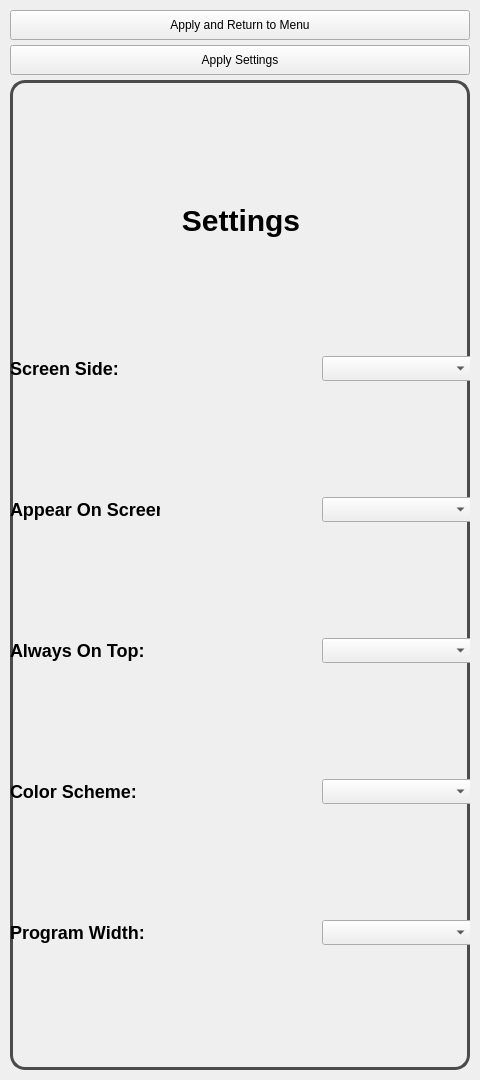
Old version of the form settings.ui in the repository JforJake/GameLauncher.
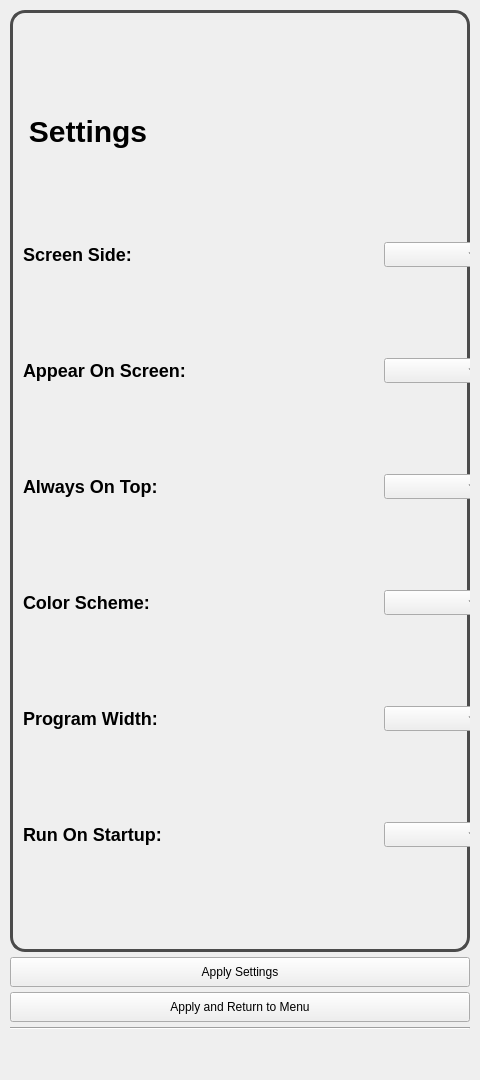
New version of the form.

Patch:
```diff
--- a/settings.ui
+++ b/settings.ui
@@ -12,14 +12,14 @@
   </property>
   <property name="minimumSize">
    <size>
-    <width>480</width>
-    <height>1080</height>
+    <width>360</width>
+    <height>720</height>
    </size>
   </property>
   <property name="maximumSize">
    <size>
-    <width>480</width>
-    <height>16777215</height>
+    <width>720</width>
+    <height>10000</height>
    </size>
   </property>
   <property name="windowTitle">
@@ -41,68 +41,17 @@
    <property name="bottomMargin">
     <number>10</number>
    </property>
-   <item>
-    <widget class="QPushButton" name="BackButton">
-     <property name="sizePolicy">
-      <sizepolicy hsizetype="Maximum" vsizetype="Fixed">
-       <horstretch>0</horstretch>
-       <verstretch>0</verstretch>
-      </sizepolicy>
-     </property>
-     <property name="minimumSize">
-      <size>
-       <width>460</width>
-       <height>30</height>
-      </size>
-     </property>
-     <property name="maximumSize">
-      <size>
-       <width>460</width>
-       <height>30</height>
-      </size>
-     </property>
-     <property name="styleSheet">
-      <string notr="true">background-color: palette(Button);\ncolor: palette(ButtonText);</string>
-     </property>
-     <property name="text">
-      <string>Apply and Return to Menu</string>
-     </property>
-    </widget>
-   </item>
-   <item>
-    <widget class="QPushButton" name="ApplyButton">
-     <property name="minimumSize">
-      <size>
-       <width>460</width>
-       <height>30</height>
-      </size>
-     </property>
-     <property name="maximumSize">
-      <size>
-       <width>460</width>
-       <height>30</height>
-      </size>
-     </property>
-     <property name="styleSheet">
-      <string notr="true">background-color: palette(Button);
-color: palette(ButtonText);</string>
-     </property>
-     <property name="text">
-      <string>Apply Settings</string>
-     </property>
-    </widget>
-   </item>
    <item>
     <widget class="QFrame" name="frame">
      <property name="minimumSize">
       <size>
-       <width>460</width>
+       <width>340</width>
        <height>500</height>
       </size>
      </property>
      <property name="maximumSize">
       <size>
-       <width>460</width>
+       <width>700</width>
        <height>16777215</height>
       </size>
      </property>
@@ -124,10 +73,10 @@
      <widget class="QWidget" name="gridLayoutWidget">
       <property name="geometry">
        <rect>
-        <x>0</x>
+        <x>13</x>
         <y>0</y>
-        <width>464</width>
-        <height>991</height>
+        <width>461</width>
+        <height>941</height>
        </rect>
       </property>
       <layout class="QGridLayout" name="gridLayout_2">
@@ -143,43 +92,45 @@
        <property name="bottomMargin">
         <number>10</number>
        </property>
-       <property name="verticalSpacing">
-        <number>6</number>
+       <property name="spacing">
+        <number>0</number>
        </property>
-       <item row="1" column="3">
-        <widget class="QComboBox" name="ScreenSideBox">
+       <item row="4" column="1">
+        <widget class="QComboBox" name="ColorSchemeBox">
          <property name="minimumSize">
           <size>
-           <width>150</width>
+           <width>100</width>
            <height>25</height>
           </size>
          </property>
          <property name="maximumSize">
           <size>
-           <width>150</width>
+           <width>200</width>
            <height>25</height>
           </size>
          </property>
          <property name="styleSheet">
-          <string notr="true">background-color: palette(Button);
-color: palette(ButtonText);</string>
-         </property>
-         <property name="currentText">
-          <string/>
+          <string notr="true"/>
          </property>
         </widget>
        </item>
        <item row="5" column="0">
         <widget class="QLabel" name="ProgramWidthLabel">
+         <property name="sizePolicy">
+          <sizepolicy hsizetype="MinimumExpanding" vsizetype="Preferred">
+           <horstretch>0</horstretch>
+           <verstretch>0</verstretch>
+          </sizepolicy>
+         </property>
          <property name="minimumSize">
           <size>
-           <width>150</width>
+           <width>160</width>
            <height>25</height>
           </size>
          </property>
          <property name="maximumSize">
           <size>
-           <width>150</width>
+           <width>600</width>
            <height>25</height>
           </size>
          </property>
@@ -192,17 +143,61 @@
          </property>
         </widget>
        </item>
+       <item row="5" column="1">
+        <widget class="QComboBox" name="ProgramWidthBox">
+         <property name="minimumSize">
+          <size>
+           <width>100</width>
+           <height>25</height>
+          </size>
+         </property>
+         <property name="maximumSize">
+          <size>
+           <width>200</width>
+           <height>25</height>
+          </size>
+         </property>
+         <property name="styleSheet">
+          <string notr="true"/>
+         </property>
+        </widget>
+       </item>
+       <item row="6" column="1">
+        <widget class="QComboBox" name="StartupBox">
+         <property name="minimumSize">
+          <size>
+           <width>100</width>
+           <height>25</height>
+          </size>
+         </property>
+         <property name="maximumSize">
+          <size>
+           <width>200</width>
+           <height>25</height>
+          </size>
+         </property>
+         <property name="styleSheet">
+          <string notr="true"/>
+         </property>
+        </widget>
+       </item>
        <item row="4" column="0">
         <widget class="QLabel" name="ColorSchemeLabel">
+         <property name="sizePolicy">
+          <sizepolicy hsizetype="MinimumExpanding" vsizetype="Preferred">
+           <horstretch>0</horstretch>
+           <verstretch>0</verstretch>
+          </sizepolicy>
+         </property>
          <property name="minimumSize">
           <size>
-           <width>150</width>
+           <width>160</width>
            <height>25</height>
           </size>
          </property>
          <property name="maximumSize">
           <size>
-           <width>150</width>
+           <width>600</width>
            <height>25</height>
           </size>
          </property>
@@ -215,17 +210,194 @@
          </property>
         </widget>
        </item>
-       <item row="0" column="2">
+       <item row="3" column="0">
+        <widget class="QLabel" name="AlwaysOnTopLabel">
+         <property name="sizePolicy">
+          <sizepolicy hsizetype="MinimumExpanding" vsizetype="Preferred">
+           <horstretch>0</horstretch>
+           <verstretch>0</verstretch>
+          </sizepolicy>
+         </property>
+         <property name="minimumSize">
+          <size>
+           <width>160</width>
+           <height>25</height>
+          </size>
+         </property>
+         <property name="maximumSize">
+          <size>
+           <width>600</width>
+           <height>25</height>
+          </size>
+         </property>
+         <property name="styleSheet">
+          <string notr="true">font-size: 18px;
+font-weight: bold;</string>
+         </property>
+         <property name="text">
+          <string>Always On Top:</string>
+         </property>
+        </widget>
+       </item>
+       <item row="1" column="0">
+        <widget class="QLabel" name="ScreenSideLabel">
+         <property name="sizePolicy">
+          <sizepolicy hsizetype="MinimumExpanding" vsizetype="Preferred">
+           <horstretch>0</horstretch>
+           <verstretch>0</verstretch>
+          </sizepolicy>
+         </property>
+         <property name="minimumSize">
+          <size>
+           <width>160</width>
+           <height>25</height>
+          </size>
+         </property>
+         <property name="maximumSize">
+          <size>
+           <width>600</width>
+           <height>25</height>
+          </size>
+         </property>
+         <property name="styleSheet">
+          <string notr="true">font-size: 18px;
+font-weight: bold;</string>
+         </property>
+         <property name="text">
+          <string>Screen Side:</string>
+         </property>
+        </widget>
+       </item>
+       <item row="2" column="0">
+        <widget class="QLabel" name="ScreenNumberLabel">
+         <property name="sizePolicy">
+          <sizepolicy hsizetype="MinimumExpanding" vsizetype="Preferred">
+           <horstretch>0</horstretch>
+           <verstretch>0</verstretch>
+          </sizepolicy>
+         </property>
+         <property name="minimumSize">
+          <size>
+           <width>160</width>
+           <height>25</height>
+          </size>
+         </property>
+         <property name="maximumSize">
+          <size>
+           <width>600</width>
+           <height>25</height>
+          </size>
+         </property>
+         <property name="styleSheet">
+          <string notr="true">font-size: 18px;
+font-weight: bold;</string>
+         </property>
+         <property name="text">
+          <string>Appear On Screen:</string>
+         </property>
+        </widget>
+       </item>
+       <item row="3" column="1">
+        <widget class="QComboBox" name="AlwaysOnTopBox">
+         <property name="minimumSize">
+          <size>
+           <width>100</width>
+           <height>25</height>
+          </size>
+         </property>
+         <property name="maximumSize">
+          <size>
+           <width>200</width>
+           <height>25</height>
+          </size>
+         </property>
+         <property name="styleSheet">
+          <string notr="true"/>
+         </property>
+        </widget>
+       </item>
+       <item row="2" column="1">
+        <widget class="QComboBox" name="ScreenNumberBox">
+         <property name="minimumSize">
+          <size>
+           <width>100</width>
+           <height>25</height>
+          </size>
+         </property>
+         <property name="maximumSize">
+          <size>
+           <width>200</width>
+           <height>25</height>
+          </size>
+         </property>
+         <property name="styleSheet">
+          <string notr="true"/>
+         </property>
+        </widget>
+       </item>
+       <item row="1" column="1">
+        <widget class="QComboBox" name="ScreenSideBox">
+         <property name="minimumSize">
+          <size>
+           <width>100</width>
+           <height>25</height>
+          </size>
+         </property>
+         <property name="maximumSize">
+          <size>
+           <width>200</width>
+           <height>25</height>
+          </size>
+         </property>
+         <property name="styleSheet">
+          <string notr="true">background-color: palette(Button);
+color: palette(ButtonText);</string>
+         </property>
+         <property name="currentText">
+          <string/>
+         </property>
+        </widget>
+       </item>
+       <item row="6" column="0">
+        <widget class="QLabel" name="StartupLabel">
+         <property name="sizePolicy">
+          <sizepolicy hsizetype="MinimumExpanding" vsizetype="Preferred">
+           <horstretch>0</horstretch>
+           <verstretch>0</verstretch>
+          </sizepolicy>
+         </property>
+         <property name="minimumSize">
+          <size>
+           <width>160</width>
+           <height>25</height>
+          </size>
+         </property>
+         <property name="maximumSize">
+          <size>
+           <width>600</width>
+           <height>25</height>
+          </size>
+         </property>
+         <property name="styleSheet">
+          <string notr="true">font-size: 18px;
+font-weight: bold;</string>
+         </property>
+         <property name="text">
+          <string>Run On Startup:</string>
+         </property>
+        </widget>
+       </item>
+       <item row="0" column="0">
         <widget class="QLabel" name="SettingsLabel">
          <property name="minimumSize">
           <size>
-           <width>150</width>
+           <width>130</width>
            <height>40</height>
           </size>
          </property>
          <property name="maximumSize">
           <size>
-           <width>150</width>
+           <width>130</width>
            <height>40</height>
           </size>
          </property>
@@ -241,159 +413,83 @@
          </property>
         </widget>
        </item>
-       <item row="5" column="3">
-        <widget class="QComboBox" name="comboBox_5">
-         <property name="minimumSize">
-          <size>
-           <width>150</width>
-           <height>25</height>
-          </size>
-         </property>
-         <property name="maximumSize">
-          <size>
-           <width>150</width>
-           <height>25</height>
-          </size>
-         </property>
-         <property name="styleSheet">
-          <string notr="true">background-color: palette(Button);
-color: palette(ButtonText);</string>
-         </property>
-        </widget>
-       </item>
-       <item row="4" column="3">
-        <widget class="QComboBox" name="ColorSchemeBox">
-         <property name="minimumSize">
-          <size>
-           <width>150</width>
-           <height>25</height>
-          </size>
-         </property>
-         <property name="maximumSize">
-          <size>
-           <width>150</width>
-           <height>25</height>
-          </size>
-         </property>
-         <property name="styleSheet">
-          <string notr="true">background-color: palette(Button);
-color: palette(ButtonText);</string>
-         </property>
-        </widget>
-       </item>
-       <item row="3" column="3">
-        <widget class="QComboBox" name="AlwaysOnTopBox">
-         <property name="minimumSize">
-          <size>
-           <width>150</width>
-           <height>25</height>
-          </size>
-         </property>
-         <property name="maximumSize">
-          <size>
-           <width>150</width>
-           <height>25</height>
-          </size>
-         </property>
-         <property name="styleSheet">
-          <string notr="true">background-color: palette(Button);
-color: palette(ButtonText);</string>
-         </property>
-        </widget>
-       </item>
-       <item row="2" column="0">
-        <widget class="QLabel" name="ScreenNumberLabel">
-         <property name="minimumSize">
-          <size>
-           <width>150</width>
-           <height>25</height>
-          </size>
-         </property>
-         <property name="maximumSize">
-          <size>
-           <width>150</width>
-           <height>25</height>
-          </size>
-         </property>
-         <property name="styleSheet">
-          <string notr="true">font-size: 18px;
-font-weight: bold;</string>
-         </property>
-         <property name="text">
-          <string>Appear On Screen:</string>
-         </property>
-        </widget>
-       </item>
-       <item row="2" column="3">
-        <widget class="QComboBox" name="ScreenNumberBox">
-         <property name="minimumSize">
-          <size>
-           <width>150</width>
-           <height>25</height>
-          </size>
-         </property>
-         <property name="maximumSize">
-          <size>
-           <width>150</width>
-           <height>25</height>
-          </size>
-         </property>
-         <property name="styleSheet">
-          <string notr="true">background-color: palette(Button);
-color: palette(ButtonText);</string>
-         </property>
-        </widget>
-       </item>
-       <item row="1" column="0">
-        <widget class="QLabel" name="ScreenSideLabel">
-         <property name="minimumSize">
-          <size>
-           <width>150</width>
-           <height>25</height>
-          </size>
-         </property>
-         <property name="maximumSize">
-          <size>
-           <width>150</width>
-           <height>25</height>
-          </size>
-         </property>
-         <property name="styleSheet">
-          <string notr="true">font-size: 18px;
-font-weight: bold;</string>
-         </property>
-         <property name="text">
-          <string>Screen Side:</string>
-         </property>
-        </widget>
-       </item>
-       <item row="3" column="0">
-        <widget class="QLabel" name="AlwaysOnTopLabel">
-         <property name="minimumSize">
-          <size>
-           <width>150</width>
-           <height>25</height>
-          </size>
-         </property>
-         <property name="maximumSize">
-          <size>
-           <width>150</width>
-           <height>25</height>
-          </size>
-         </property>
-         <property name="styleSheet">
-          <string notr="true">font-size: 18px;
-font-weight: bold;</string>
-         </property>
-         <property name="text">
-          <string>Always On Top:</string>
-         </property>
-        </widget>
-       </item>
       </layout>
      </widget>
     </widget>
    </item>
+   <item>
+    <widget class="QPushButton" name="ApplyButton">
+     <property name="minimumSize">
+      <size>
+       <width>440</width>
+       <height>30</height>
+      </size>
+     </property>
+     <property name="maximumSize">
+      <size>
+       <width>700</width>
+       <height>30</height>
+      </size>
+     </property>
+     <property name="styleSheet">
+      <string notr="true"/>
+     </property>
+     <property name="text">
+      <string>Apply Settings</string>
+     </property>
+    </widget>
+   </item>
+   <item>
+    <widget class="QPushButton" name="BackButton">
+     <property name="sizePolicy">
+      <sizepolicy hsizetype="Maximum" vsizetype="Fixed">
+       <horstretch>0</horstretch>
+       <verstretch>0</verstretch>
+      </sizepolicy>
+     </property>
+     <property name="minimumSize">
+      <size>
+       <width>440</width>
+       <height>30</height>
+      </size>
+     </property>
+     <property name="maximumSize">
+      <size>
+       <width>700</width>
+       <height>30</height>
+      </size>
+     </property>
+     <property name="styleSheet">
+      <string notr="true"/>
+     </property>
+     <property name="text">
+      <string>Apply and Return to Menu</string>
+     </property>
+    </widget>
+   </item>
+   <item>
+    <widget class="Line" name="line">
+     <property name="orientation">
+      <enum>Qt::Orientation::Horizontal</enum>
+     </property>
+    </widget>
+   </item>
+   <item>
+    <spacer name="verticalSpacer">
+     <property name="orientation">
+      <enum>Qt::Orientation::Vertical</enum>
+     </property>
+     <property name="sizeType">
+      <enum>QSizePolicy::Policy::Maximum</enum>
+     </property>
+     <property name="sizeHint" stdset="0">
+      <size>
+       <width>20</width>
+       <height>40</height>
+      </size>
+     </property>
+    </spacer>
+   </item>
   </layout>
  </widget>
  <resources/>
```
